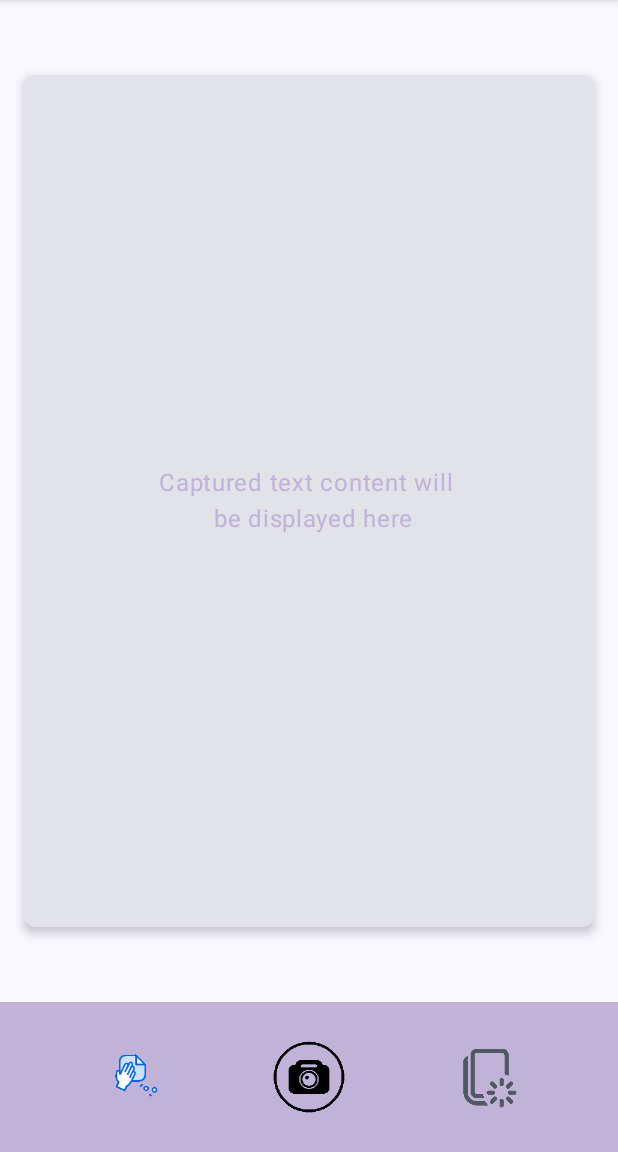
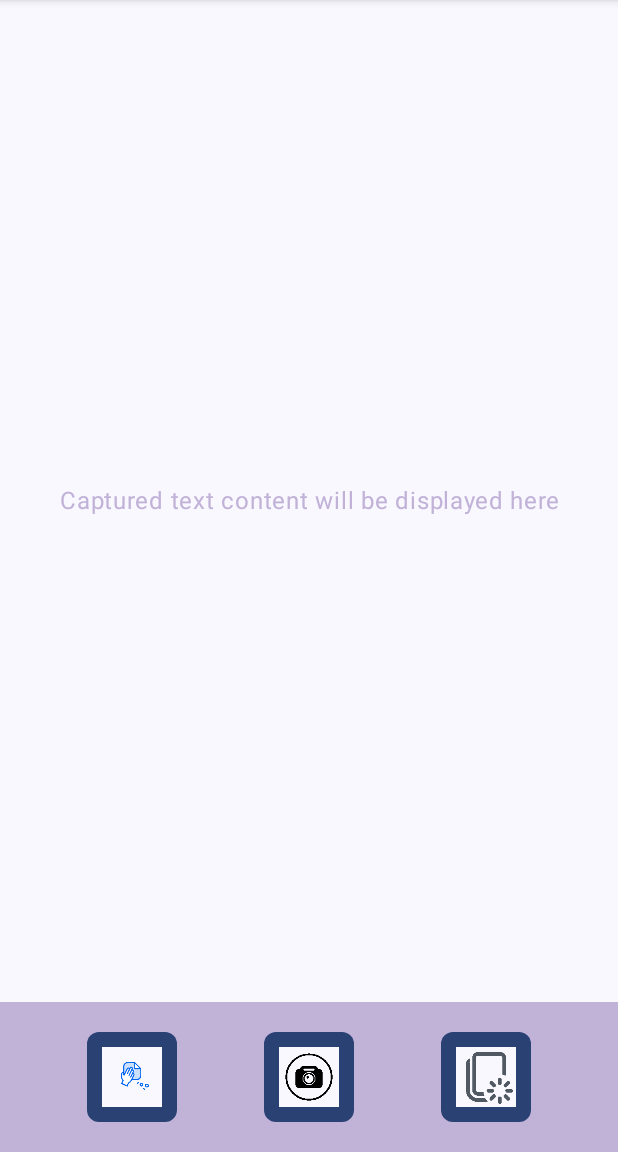
Before and after one commit to ganeshkumar-k/Scan-Master, an Android app built with Jetpack Compose: the screen it shows after launch (MainActivity), on a phone screen of 412 x 824 dp, the part 84-1236 px from its top. Run offline under Robolectric (Android 15) with nearby library versions, the phone set to English and light mode, and no system bars; libraries missing offline, so code that uses them is left out: com.google.mlkit.vision.

Commit message:
new code changes has been made

```diff
--- a/app/src/main/AndroidManifest.xml
+++ b/app/src/main/AndroidManifest.xml
@@ -1,6 +1,11 @@
 <?xml version="1.0" encoding="utf-8"?>
 <manifest xmlns:android="http://schemas.android.com/apk/res/android"
     xmlns:tools="http://schemas.android.com/tools">
+
+    <uses-feature
+        android:name="android.hardware.camera"
+        android:required="false" />
+    <uses-permission android:name="android.permission.CAMERA"/>
 
     <application
         android:allowBackup="true"
--- a/app/src/main/java/com/example/scanmaster/MainActivity.kt
+++ b/app/src/main/java/com/example/scanmaster/MainActivity.kt
@@ -1,46 +1,48 @@
 package com.example.scanmaster
 
+import android.content.Intent
+import android.graphics.Bitmap
 import android.os.Bundle
+import android.provider.MediaStore
+import android.widget.Toast
 import androidx.activity.ComponentActivity
+import androidx.activity.compose.rememberLauncherForActivityResult
+import androidx.activity.result.contract.ActivityResultContracts
 import androidx.activity.compose.setContent
+import androidx.compose.foundation.Image
 import androidx.compose.foundation.background
-import androidx.compose.foundation.layout.Arrangement
-import androidx.compose.foundation.layout.Box
-import androidx.compose.foundation.layout.Row
-import androidx.compose.foundation.layout.fillMaxSize
-import androidx.compose.foundation.layout.fillMaxWidth
-import androidx.compose.foundation.layout.height
-import androidx.compose.foundation.layout.padding
-import androidx.compose.foundation.layout.size
-import androidx.compose.foundation.layout.wrapContentSize
+import androidx.compose.foundation.layout.*
 import androidx.compose.foundation.shape.RoundedCornerShape
-import androidx.compose.material3.Card
-import androidx.compose.material3.CardDefaults
-import androidx.compose.material3.MaterialTheme
-import androidx.compose.material3.Scaffold
-import androidx.compose.material3.Surface
-import androidx.compose.material3.Text
-import androidx.compose.runtime.Composable
+import androidx.compose.material3.*
+import androidx.compose.runtime.*
 import androidx.compose.ui.Alignment
 import androidx.compose.ui.Modifier
+import androidx.compose.ui.graphics.asImageBitmap
 import androidx.compose.ui.platform.LocalContext
 import androidx.compose.ui.res.colorResource
 import androidx.compose.ui.text.style.TextAlign
 import androidx.compose.ui.unit.Dp
 import androidx.compose.ui.unit.dp
-import androidx.core.splashscreen.SplashScreen.Companion.installSplashScreen
 import coil.compose.AsyncImage
 import coil.request.ImageRequest
 import coil.size.Size
 import com.example.scanmaster.ui.theme.ScanMasterTheme
+import com.google.mlkit.vision.common.InputImage
+import com.google.mlkit.vision.text.TextRecognition
+import com.google.mlkit.vision.text.latin.TextRecognizerOptions
+import android.app.Activity
+import androidx.compose.foundation.clickable
+
 
 class MainActivity : ComponentActivity() {
     override fun onCreate(savedInstanceState: Bundle?) {
         super.onCreate(savedInstanceState)
-        installSplashScreen()
         setContent {
             ScanMasterTheme {
-                Surface(modifier = Modifier.fillMaxSize(), color = MaterialTheme.colorScheme.background) {
+                Surface(
+                    modifier = Modifier.fillMaxSize(),
+                    color = MaterialTheme.colorScheme.background
+                ) {
                     MainScreen()
                 }
             }
@@ -50,30 +52,71 @@ class MainActivity : ComponentActivity() {
 
 @Composable
 fun MainScreen() {
+    val context = LocalContext.current
+    var detectedText by remember { mutableStateOf("Captured text content will be displayed here") }
+    var capturedBitmap by remember { mutableStateOf<Bitmap?>(null) }
+
+    val cameraLauncher = rememberLauncherForActivityResult(ActivityResultContracts.StartActivityForResult()) { result ->
+        if (result.resultCode == Activity.RESULT_OK) {
+            val extras = result.data?.extras
+            val bitmap = extras?.get("data") as? Bitmap
+            if (bitmap != null) {
+                capturedBitmap = bitmap
+                detectTextUsingML(
+                    bitmap,
+                    onTextDetected = { detectedText = it },
+                    onFailure = { Toast.makeText(context, "Text detection failed", Toast.LENGTH_SHORT).show() }
+                )
+            }
+        }
+    }
+
     Scaffold(
-        bottomBar = { BottomControls() }
+        bottomBar = {
+            BottomControls(
+                onEraseClick = {
+                    capturedBitmap = null
+                    detectedText = "Captured text content will be displayed here"
+                },
+                onCopyClick = {
+                    if (detectedText.isNotEmpty()) {
+                        Toast.makeText(context, "Text copied to clipboard", Toast.LENGTH_SHORT).show()
+
+                    }
+                },
+                onCameraClick = {
+                    val intent = Intent(MediaStore.ACTION_IMAGE_CAPTURE)
+                    cameraLauncher.launch(intent)
+                }
+            )
+        }
     ) { innerPadding ->
         Box(
             modifier = Modifier
                 .fillMaxSize()
                 .padding(innerPadding)
         ) {
-
-            Card(
+            Column(
                 modifier = Modifier
-                    .fillMaxWidth()
-                    .height(600.dp)
-                    .align(Alignment.Center)
+                    .fillMaxSize()
                     .padding(16.dp),
-                shape = RoundedCornerShape(8.dp),
-                elevation = CardDefaults.cardElevation(defaultElevation = 4.dp)
+                horizontalAlignment = Alignment.CenterHorizontally,
+                verticalArrangement = Arrangement.Center
             ) {
+                if (capturedBitmap != null) {
+                    Image(
+                        bitmap = capturedBitmap!!.asImageBitmap(),
+                        contentDescription = null,
+                        modifier = Modifier
+                            .fillMaxWidth()
+                            .height(300.dp)
+                            .padding(bottom = 16.dp)
+                    )
+                }
                 Text(
-                    text = "Captured text content will \n be displayed here",
-                    modifier = Modifier
-                        .fillMaxSize()
-                        .wrapContentSize(Alignment.Center),
+                    text = detectedText,
                     textAlign = TextAlign.Center,
+                    modifier = Modifier.fillMaxWidth(),
                     color = colorResource(id = R.color.lavender_gray)
                 )
             }
@@ -82,7 +125,11 @@ fun MainScreen() {
 }
 
 @Composable
-fun BottomControls() {
+fun BottomControls(
+    onEraseClick: () -> Unit,
+    onCopyClick: () -> Unit,
+    onCameraClick: () -> Unit
+) {
     Row(
         modifier = Modifier
             .fillMaxWidth()
@@ -91,23 +138,22 @@ fun BottomControls() {
         verticalAlignment = Alignment.CenterVertically,
         horizontalArrangement = Arrangement.SpaceEvenly
     ) {
-
         GifIconButton(
             gifRes = R.drawable.delete_text,
             contentDescription = "Erase",
-            iconSize = 200.dp
+            onClick = onEraseClick
         )
 
         GifIconButton(
             gifRes = R.drawable.camera_icon,
             contentDescription = "Camera",
-            iconSize = 200.dp
+            onClick = onCameraClick
         )
 
         GifIconButton(
             gifRes = R.drawable.copy_icon,
             contentDescription = "Copy",
-            iconSize = 45.dp
+            onClick = onCopyClick
         )
     }
 }
@@ -116,12 +162,18 @@ fun BottomControls() {
 fun GifIconButton(
     gifRes: Int,
     contentDescription: String,
+    onClick: () -> Unit,
     iconSize: Dp = 40.dp,
     buttonSize: Dp = 60.dp
 ) {
     Box(
         modifier = Modifier
-            .size(buttonSize),
+            .size(buttonSize)
+            .background(MaterialTheme.colorScheme.primary, shape = RoundedCornerShape(8.dp))
+            .padding(8.dp)
+            .wrapContentSize(Alignment.Center)
+            .background(MaterialTheme.colorScheme.background)
+            .clickable { onClick() },
         contentAlignment = Alignment.Center
     ) {
         AsyncImage(
@@ -134,3 +186,20 @@ fun GifIconButton(
         )
     }
 }
+
+fun detectTextUsingML(
+    bitmap: Bitmap,
+    onTextDetected: (String) -> Unit,
+    onFailure: (Exception) -> Unit
+) {
+    val recognizer = TextRecognition.getClient(TextRecognizerOptions.DEFAULT_OPTIONS)
+    val inputImage = InputImage.fromBitmap(bitmap, 0)
+
+    recognizer.process(inputImage)
+        .addOnSuccessListener { visionText ->
+            onTextDetected(visionText.text)
+        }
+        .addOnFailureListener { e ->
+            onFailure(e)
+        }
+}
--- a/gradle/libs.versions.toml
+++ b/gradle/libs.versions.toml
@@ -11,6 +11,7 @@ espressoCore = "3.6.1"
 lifecycleRuntimeKtx = "2.8.7"
 activityCompose = "1.9.3"
 composeBom = "2024.04.01"
+textRecognition = "16.0.1"
 tutorialView = "v1.0.10"
 coreKtxVersion = "1.6.1"
 appcompat = "1.7.0"
@@ -37,6 +38,7 @@ androidx-ui-tooling-preview = { group = "androidx.compose.ui", name = "ui-toolin
 androidx-ui-test-manifest = { group = "androidx.compose.ui", name = "ui-test-manifest" }
 androidx-ui-test-junit4 = { group = "androidx.compose.ui", name = "ui-test-junit4" }
 androidx-material3 = { group = "androidx.compose.material3", name = "material3" }
+text-recognition = { module = "com.google.mlkit:text-recognition", version.ref = "textRecognition" }
 tutorial-view = { module = "com.github.msayan:tutorial-view", version.ref = "tutorialView" }
 core-ktx = { group = "androidx.test", name = "core-ktx", version.ref = "coreKtxVersion" }
 androidx-appcompat = { group = "androidx.appcompat", name = "appcompat", version.ref = "appcompat" }
--- a/settings.gradle.kts
+++ b/settings.gradle.kts
@@ -16,7 +16,6 @@ dependencyResolutionManagement {
     repositories {
         google()
         mavenCentral()
-        maven(url = "https://jitpack.io")
     }
 }
 
```
Also changed, not shown: app/build.gradle.kts (+15 -9 lines), 1 other file.
